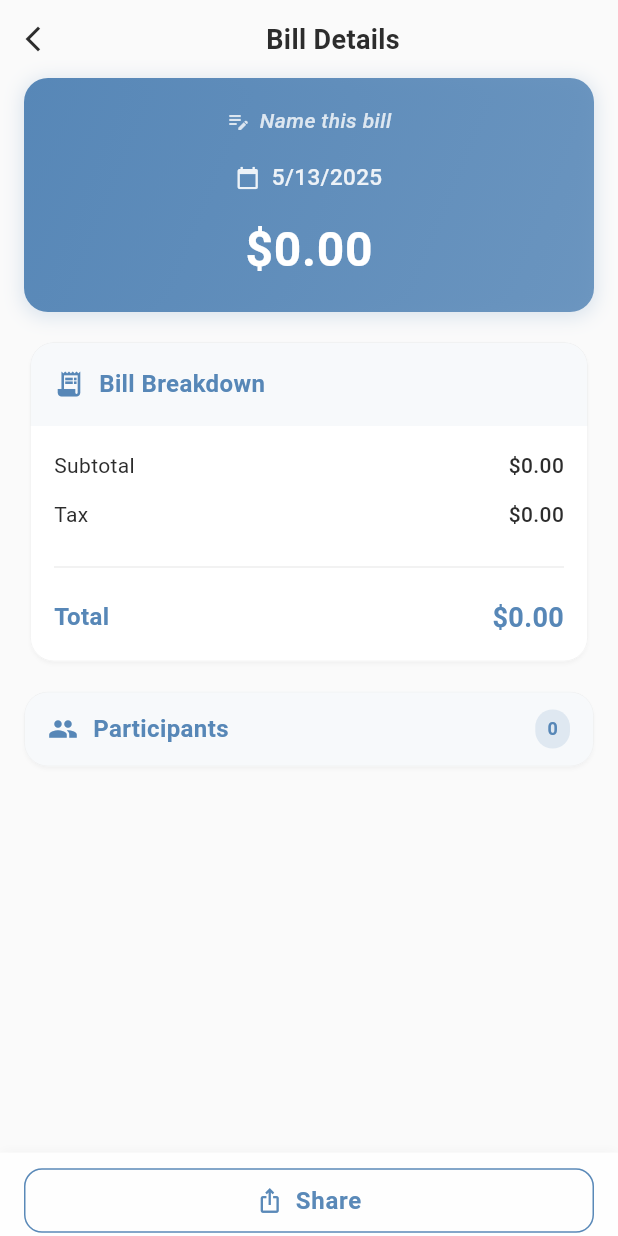
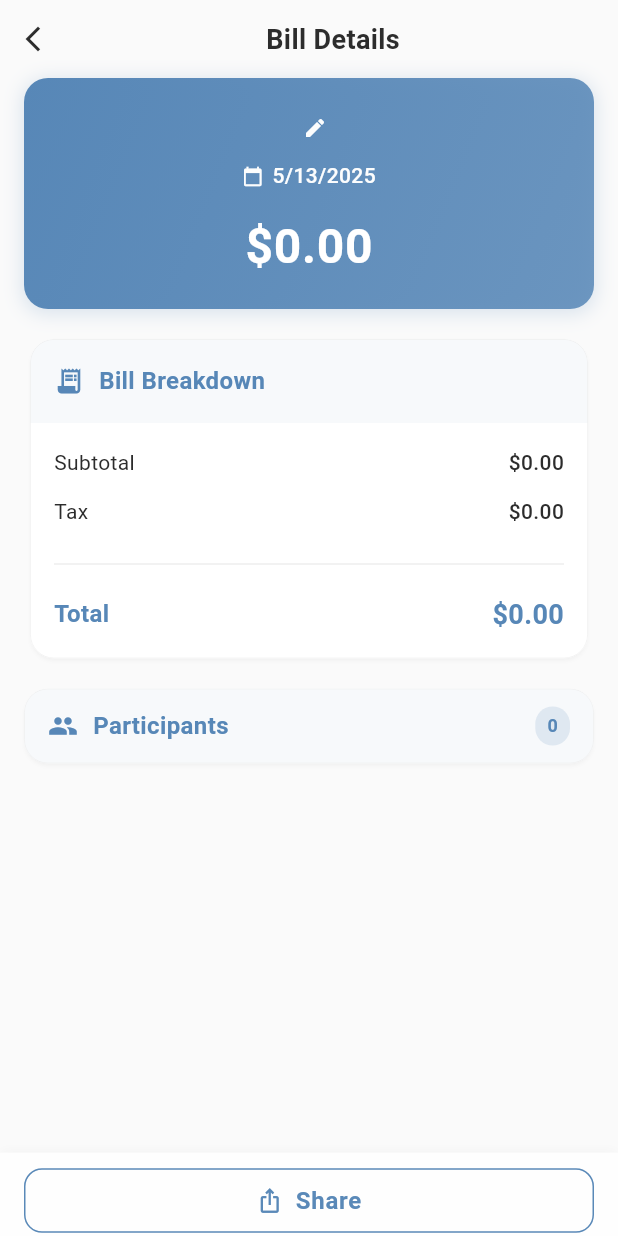
Before and after one commit to LLRHook/checksinmyhead, a Flutter app: the BillDetailsScreen screen opened directly with empty values, on a phone screen of 412 x 824 dp. Run offline on Flutter 3.47's test engine with Material 3 defaults, Android fonts, the phone set to English and light mode, and no system bars; our stand-ins replace drift, share_plus, shared_preferences; accounts and stored records are empty; generated files the repository leaves out were written again.

Commit message:
feat: edit bill name and fluid update

```diff
--- a/mobile/lib/screens/recent_bills/billDetails/bill_details_screen.dart
+++ b/mobile/lib/screens/recent_bills/billDetails/bill_details_screen.dart
@@ -62,6 +62,9 @@ class _BillDetailsScreenState extends State<BillDetailsScreen> {
 
   // Local copy of the bill to track updates
   late RecentBillModel _bill;
+
+  // Track if the bill name was updated
+  bool _wasNameUpdated = false;
 
   @override
   void initState() {
@@ -130,6 +133,12 @@ class _BillDetailsScreenState extends State<BillDetailsScreen> {
         });
       }
     }
+  }
+
+  // We'll handle the navigation in the back button instead of dispose()
+  @override
+  void dispose() {
+    super.dispose();
   }
 
   /// Shows the share options bottom sheet
@@ -261,6 +270,9 @@ class _BillDetailsScreenState extends State<BillDetailsScreen> {
                           color: _bill.color,
                           itemAssignments: _bill.itemAssignments,
                         );
+
+                        // Mark that bill name was updated to notify previous screen
+                        _wasNameUpdated = true;
                       });
                     }
                   }),
@@ -442,7 +454,8 @@ class _BillDetailsScreenState extends State<BillDetailsScreen> {
                   // Add haptic feedback for better tactile response
                   HapticFeedback.selectionClick();
                   if (mounted) {
-                    Navigator.pop(context);
+                    // Return whether the bill name was updated
+                    Navigator.pop(context, _wasNameUpdated);
                   }
                 },
                 child: Container(
@@ -493,7 +506,7 @@ class _BillDetailsScreenState extends State<BillDetailsScreen> {
 
   /// Builds the premium header with gradient background and animations
   ///
-  /// This method creates an eye-catching header that displays the bill date
+  /// This method creates an eye-catching header that displays the bill name, date,
   /// and total amount with various animations for a premium feel.
   Widget _buildPremiumHeader(
     BuildContext context,
@@ -547,28 +560,24 @@ class _BillDetailsScreenState extends State<BillDetailsScreen> {
           mainAxisSize: MainAxisSize.min,
           mainAxisAlignment: MainAxisAlignment.center,
           children: [
-            // Bill name (if provided) or date with shimmer effect
+            // Bill name and date with shimmer effect
             ShimmerEffect(
-              child: Column(
-                children: [
-                  // Show bill name if available (tappable to edit)
-                  // Make the whole header area tappable for name editing
-                  GestureDetector(
+              child: GestureDetector(
                 onTap: () {
                   HapticFeedback.selectionClick();
                   _showBillNameEditSheet(_bill.billName, onNameUpdated);
                 },
-                    child: Container(
-                      child:
-                          _bill.billName.isNotEmpty
-                              ? Row(
-                                mainAxisSize: MainAxisSize.min,
+                child: Column(
+                  children: [
+                    // Combined name and date section
+                    Row(
                       mainAxisAlignment: MainAxisAlignment.center,
                       children: [
+                        // Name display or prompt
                         Flexible(
                           child: Text(
                             _bill.billName,
-                                      style: TextStyle(
+                            style: const TextStyle(
                               color: Colors.white,
                               fontWeight: FontWeight.w600,
                               fontSize: 20,
@@ -578,66 +587,39 @@ class _BillDetailsScreenState extends State<BillDetailsScreen> {
                           ),
                         ),
                         const SizedBox(width: 8),
-                                  Icon(
+                        const Icon(
                           Icons.edit,
-                                    color: Colors.white.withValues(alpha: .7),
+                          color: Colors.white,
                           size: 16,
                         ),
                       ],
-                              )
-                              : Row(
-                                mainAxisSize: MainAxisSize.min,
+                    ),
+
+                    // Date display always shown below the name
+                    Padding(
+                      padding: const EdgeInsets.only(top: 6),
+                      child: Row(
                         mainAxisAlignment: MainAxisAlignment.center,
                         children: [
-                                  Icon(
-                                    Icons.edit_note,
-                                    color: Colors.white.withValues(alpha: .8),
-                                    size: 16,
+                          const Icon(
+                            Icons.calendar_today,
+                            color: Colors.white,
+                            size: 14,
                           ),
                           const SizedBox(width: 6),
                           Text(
-                                    "Name this bill",
-                                    style: TextStyle(
-                                      color: Colors.white.withValues(alpha: .8),
+                            _bill.formattedDate,
+                            style: const TextStyle(
+                              color: Colors.white,
                               fontWeight: FontWeight.w500,
-                                      fontStyle: FontStyle.italic,
                               fontSize: 14,
                             ),
                           ),
                         ],
                       ),
                     ),
-                  ),
-
-                  // Always show date with format based on presence of bill name
-                  Padding(
-                    padding: EdgeInsets.only(
-                      top: _bill.billName.isNotEmpty ? 8 : 16,
-                    ),
-                    child: Row(
-                      mainAxisAlignment: MainAxisAlignment.center,
-                      children: [
-                        if (_bill.billName.isEmpty)
-                          Icon(
-                            Icons.calendar_today,
-                            color: Colors.white.withValues(alpha: .9),
-                            size: 16,
-                          ),
-                        if (_bill.billName.isEmpty) const SizedBox(width: 8),
-                        Text(
-                          _bill.billName.isEmpty
-                              ? _bill.formattedDate
-                              : "on ${_bill.formattedDate}",
-                          style: TextStyle(
-                            color: Colors.white.withValues(alpha: .9),
-                            fontWeight: FontWeight.w500,
-                            fontSize: 15,
-                          ),
-                        ),
                   ],
                 ),
-                  ),
-                ],
               ),
             ),
             const SizedBox(height: 12),
```
Also changed, not shown: mobile/lib/screens/recent_bills/billDetails/bill_name_sheet.dart (+4 -4 lines), mobile/lib/screens/recent_bills/components/bills_list.dart (deleted, +0 -68 lines), mobile/lib/screens/recent_bills/components/recent_bill_card.dart (+14 -3 lines), mobile/lib/screens/recent_bills/recent_bills_screen.dart (+20 -4 lines). Lines whose indentation alone changed are shown as unchanged.
